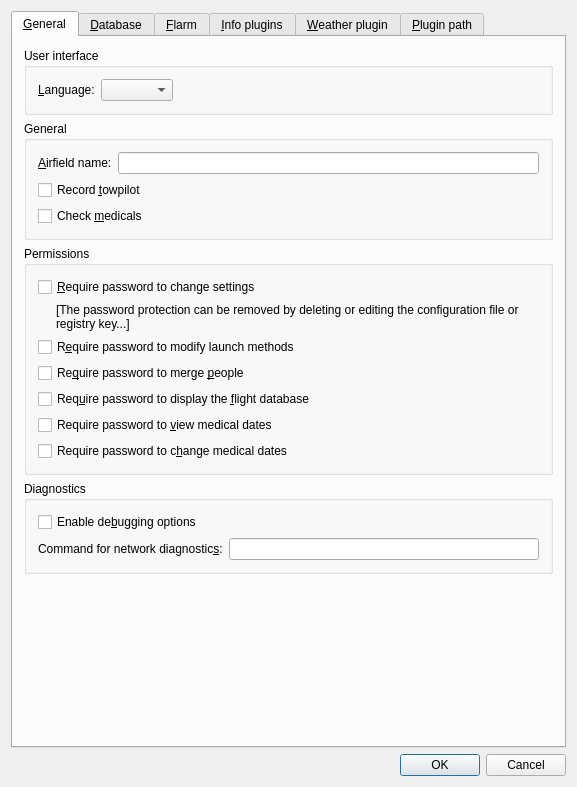
Above: src/gui/windows/SettingsWindow.ui from startkladde/startkladde before the change. Below: the same form after it.
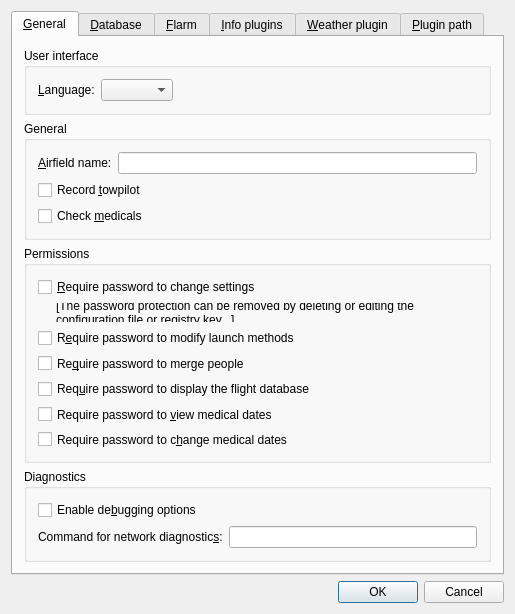
That is the form after the change. The open tabs and pages were chosen to show the change. Custom widgets are drawn as their Qt base class.

Commit message: Fix labels with two mnemonics

```diff
--- a/src/gui/windows/SettingsWindow.ui
+++ b/src/gui/windows/SettingsWindow.ui
@@ -6,8 +6,8 @@
    <rect>
     <x>0</x>
     <y>0</y>
-    <width>577</width>
-    <height>787</height>
+    <width>515</width>
+    <height>528</height>
    </rect>
   </property>
   <property name="windowTitle">
@@ -181,7 +181,7 @@
              <string>&lt;html&gt;If enabled, the database password must be entered to merge people.&lt;/html&gt;</string>
             </property>
             <property name="text">
-             <string>Re&amp;quire password to merge &amp;people</string>
+             <string>Re&amp;quire password to merge people</string>
             </property>
            </widget>
           </item>
@@ -191,7 +191,7 @@
              <string>&lt;html&gt;If enabled, the database password must be entered to display the flight database.&lt;/html&gt;</string>
             </property>
             <property name="text">
-             <string>Req&amp;uire password to display the &amp;flight database</string>
+             <string>Req&amp;uire password to display the flight database</string>
             </property>
            </widget>
           </item>
```
Left out of the diff: 2 changed lines with no effect on the pictures.
